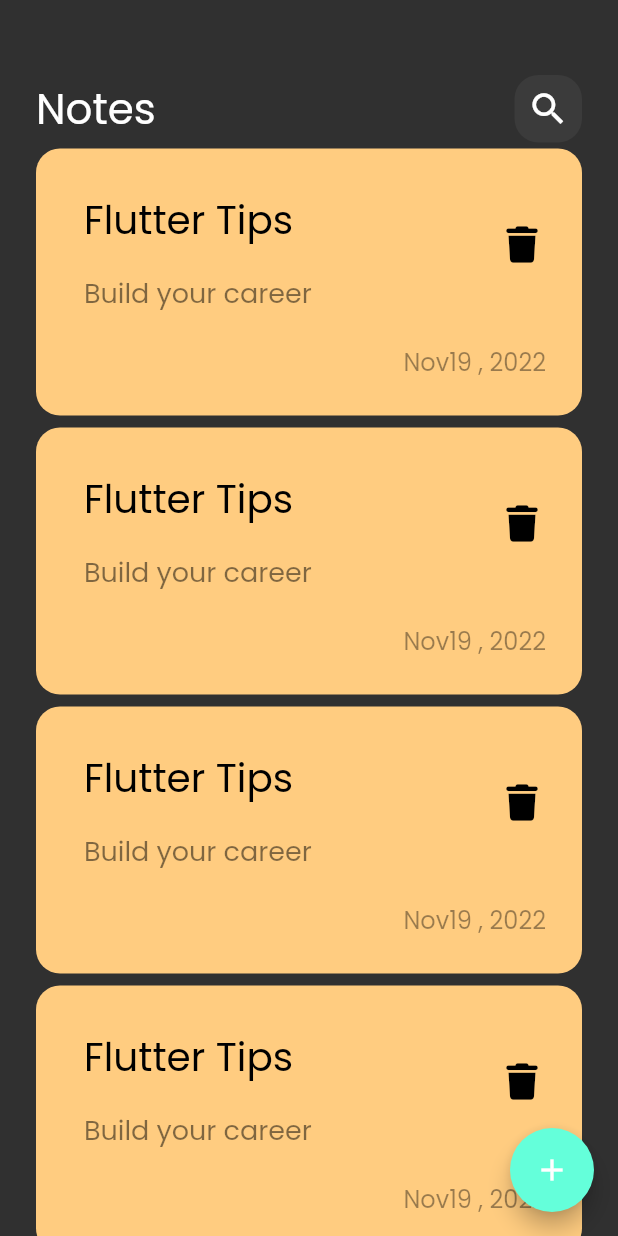
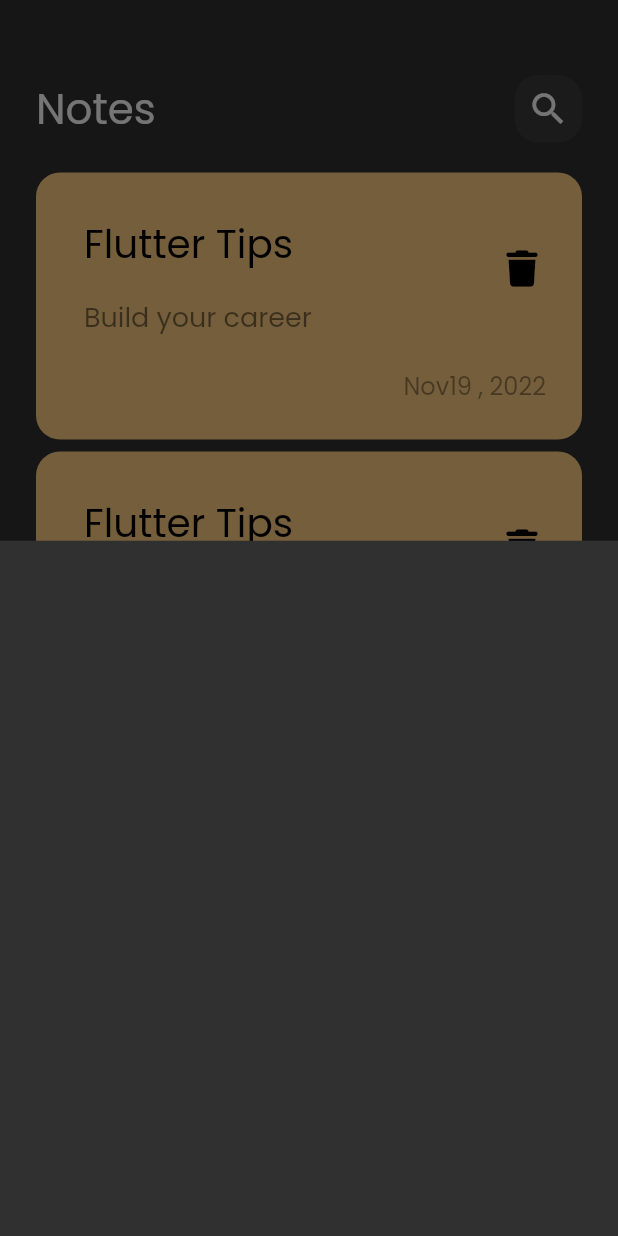
Before and after one commit to MostafaMohamed86/notes_app, a Flutter app: the screen it shows after launch, after a tap on the "add" icon, on a phone screen of 412 x 824 dp. Run offline on Flutter 3.47's test engine with Material 2 defaults, Android fonts, the phone set to English and light mode, and no system bars; our stand-ins replace font_awesome_flutter.

Commit message:
show modal bottom sheet

```diff
--- a/lib/views/notes_view.dart
+++ b/lib/views/notes_view.dart
@@ -1,4 +1,5 @@
 import 'package:flutter/material.dart';
+import 'package:notes_app/views/widgets/add_note_bottom_sheet.dart';
 import 'package:notes_app/views/widgets/notes_view_body.dart';
 
 class NotesView extends StatelessWidget {
@@ -8,7 +9,12 @@ class NotesView extends StatelessWidget {
   Widget build(BuildContext context) {
     return Scaffold(
       floatingActionButton: FloatingActionButton(
-        onPressed: (){},
+        onPressed: (){
+          showModalBottomSheet(
+            context: context, builder: (context) {
+              return const AppNoteBottomSheet();
+            },);
+        },
         child: const Icon(
           Icons.add,
           color: Colors.white,),),
--- /dev/null
+++ b/lib/views/widgets/add_note_bottom_sheet.dart
@@ -0,0 +1,10 @@
+import 'package:flutter/material.dart';
+
+class AppNoteBottomSheet extends StatelessWidget {
+  const AppNoteBottomSheet({super.key});
+
+  @override
+  Widget build(BuildContext context) {
+    return Container();
+  }
+}
--- a/lib/views/widgets/notes_list_view.dart
+++ b/lib/views/widgets/notes_list_view.dart
@@ -6,13 +6,17 @@ class NotesListView extends StatelessWidget {
 
   @override
   Widget build(BuildContext context) {
-    return ListView.builder(
+    return Padding(
+      padding: const EdgeInsets.symmetric(vertical: 16),
+      child: ListView.builder(
+        padding: EdgeInsets.zero,
         itemCount: 5,
         itemBuilder: (context, index) {
           return const Padding(
             padding: EdgeInsets.symmetric(vertical: 4),
             child: NoteItem());
         },
+      ),
     );
   }
 }
```
Lines whose indentation alone changed are shown as unchanged.
